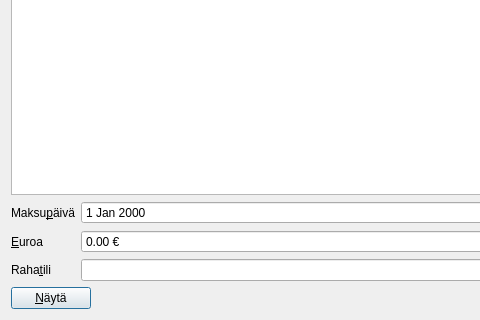
Before: the Qt Designer form kitupiikki/laskutus/laskunmaksudialogi.ui in artoh/kitupiikki, drawn with Qt 5; both pictures show x 0 to 480 and y 141 to 461 of the 808 by 461 pixel window.
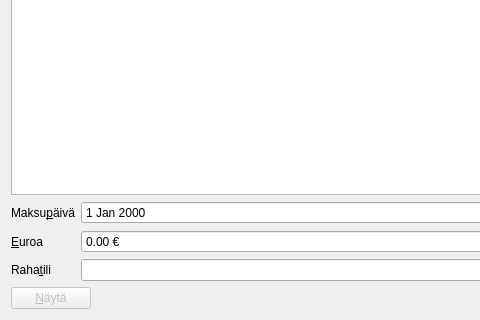
After: the same form once the commit is applied. Icons and pictures are not drawn. Custom widgets are drawn as their Qt base class.

Diff of the .ui file:
```diff
--- a/kitupiikki/laskutus/laskunmaksudialogi.ui
+++ b/kitupiikki/laskutus/laskunmaksudialogi.ui
@@ -91,6 +91,9 @@
     <layout class="QHBoxLayout" name="horizontalLayout">
      <item>
       <widget class="QPushButton" name="naytaNappi">
+       <property name="enabled">
+        <bool>false</bool>
+       </property>
        <property name="text">
         <string>&amp;Näytä</string>
        </property>
```
